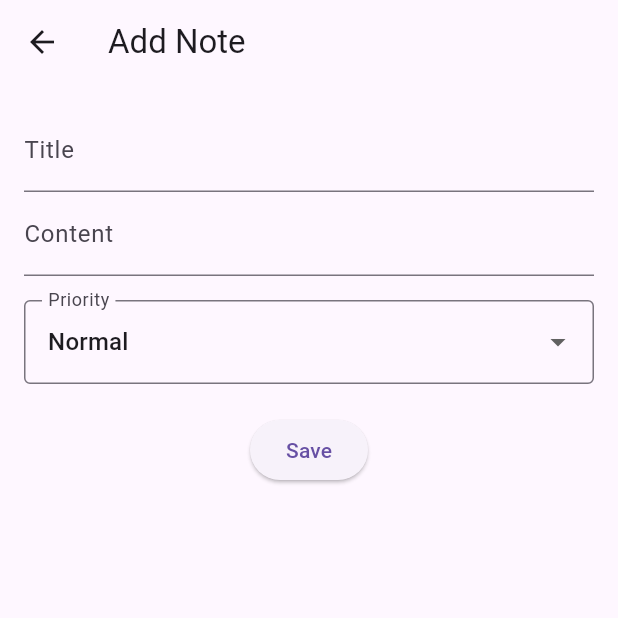
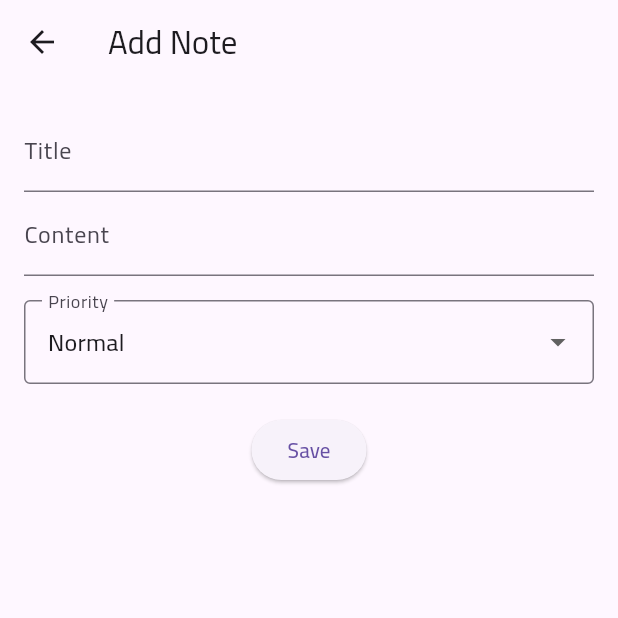
Before and after one commit to mr-atbooo/fluter_note_course, a Flutter app: the screen it shows after launch, after a tap on the "add" icon, on a phone screen of 412 x 824 dp, the top half of it. Run offline on Flutter 3.47's test engine with Material 3 defaults, Android fonts, the phone set to English and light mode, and no system bars; our stand-ins replace sqflite, sqflite_common_ffi; missing offline and left inert: window_manager; accounts and stored records are empty.

Commit message:
add cairo font family and applay it for all aplication with themeData

```diff
--- a/lib/main.dart
+++ b/lib/main.dart
@@ -5,7 +5,7 @@ import 'package:window_manager/window_manager.dart';
 
 import 'screens/notes_screen.dart';
 
-void main() async{
+void main() async {
   WidgetsFlutterBinding.ensureInitialized();
 
   // 👇 مهم للـ Desktop
@@ -13,8 +13,6 @@ void main() async{
     sqfliteFfiInit();
     databaseFactory = databaseFactoryFfi;
   }
-
-
 
   // 🔥 هذا يغير عنوان النافذة حتماً
   await windowManager.ensureInitialized();
@@ -29,6 +27,7 @@ class MyApp extends StatelessWidget {
     return MaterialApp(
       title: 'Notes',
       debugShowCheckedModeBanner: false,
+      theme: ThemeData(fontFamily: "Cairo"),
       home: NotesScreen(),
     );
   }
```
Also changed, not shown: pubspec.yaml (+4 -4 lines), fonts/Cairo.ttf (added).
